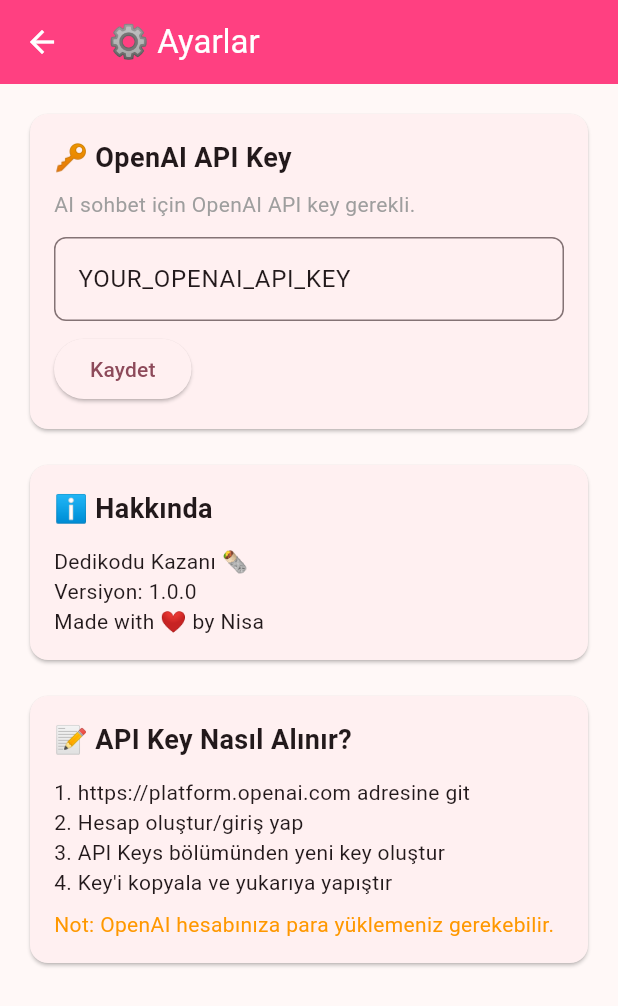
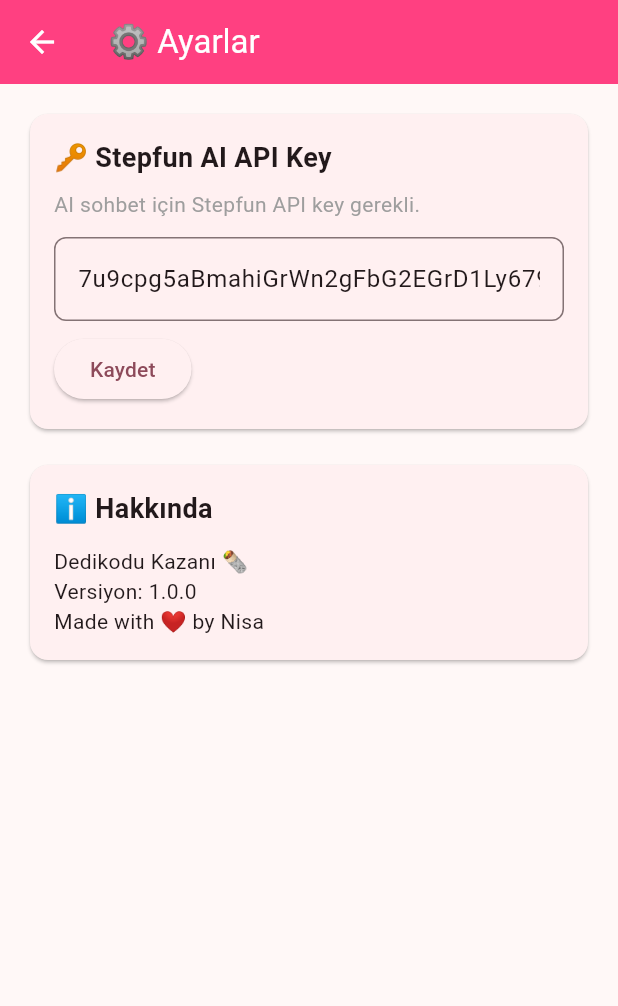
Before and after one commit to dilivar/dedikodu-kazani, a Flutter app: the SettingsScreen screen opened directly, on a phone screen of 412 x 824 dp. Shown: the top 1006 px of the screen. Run offline on Flutter 3.47's test engine with Material 3 defaults, Android fonts, the phone set to English and light mode, and no system bars; our stand-ins replace flutter_tts, shared_preferences; accounts and stored records are empty.

Commit message:
feat: Stepfun AI entegrasyonu eklendi

```diff
--- a/lib/screens/settings_screen.dart
+++ b/lib/screens/settings_screen.dart
@@ -13,7 +13,7 @@
   @override
   void initState() {
     super.initState();
-    _apiKeyController.text = 'YOUR_OPENAI_API_KEY';
+    _apiKeyController.text = '7u9cpg5aBmahiGrWn2gFbG2EGrD1Ly679gpCNVdDyxR5D63FiH3Qfdbva3ANhoc0z';
   }
 
   @override
@@ -35,19 +35,19 @@
                 crossAxisAlignment: CrossAxisAlignment.start,
                 children: [
                   const Text(
-                    '🔑 OpenAI API Key',
+                    '🔑 Stepfun AI API Key',
                     style: TextStyle(fontSize: 18, fontWeight: FontWeight.bold),
                   ),
                   const SizedBox(height: 8),
                   const Text(
-                    'AI sohbet için OpenAI API key gerekli.',
+                    'AI sohbet için Stepfun API key gerekli.',
                     style: TextStyle(color: Colors.grey),
                   ),
                   const SizedBox(height: 12),
                   TextField(
                     controller: _apiKeyController,
                     decoration: InputDecoration(
-                      hintText: 'sk-...',
+                      hintText: 'API Key...',
                       border: OutlineInputBorder(
                         borderRadius: BorderRadius.circular(8),
                       ),
@@ -87,33 +87,6 @@
               ),
             ),
           ),
-          const SizedBox(height: 16),
-
-          // API Key alma
-          Card(
-            child: Padding(
-              padding: const EdgeInsets.all(16),
-              child: Column(
-                crossAxisAlignment: CrossAxisAlignment.start,
-                children: [
-                  const Text(
-                    '📝 API Key Nasıl Alınır?',
-                    style: TextStyle(fontSize: 18, fontWeight: FontWeight.bold),
-                  ),
-                  const SizedBox(height: 12),
-                  const Text('1. https://platform.openai.com adresine git'),
-                  const Text('2. Hesap oluştur/giriş yap'),
-                  const Text('3. API Keys bölümünden yeni key oluştur'),
-                  const Text('4. Key\'i kopyala ve yukarıya yapıştır'),
-                  const SizedBox(height: 8),
-                  const Text(
-                    'Not: OpenAI hesabınıza para yüklemeniz gerekebilir.',
-                    style: TextStyle(color: Colors.orange),
-                  ),
-                ],
-              ),
-            ),
-          ),
         ],
       ),
     );
--- a/lib/services/ai_service.dart
+++ b/lib/services/ai_service.dart
@@ -3,12 +3,11 @@
 import 'package:dedikodu_kazani/models/character.dart';
 
 class AIService {
-  // OpenAI API Key - BURAYA KENDİ KEY'İNİZİ EKLEYİN
-  // https://platform.openai.com/api-keys
-  static String _apiKey = 'YOUR_OPENAI_API_KEY';
+  // Stepfun AI API Key
+  static String _apiKey = '7u9cpg5aBmahiGrWn2gFbG2EGrD1Ly679gpCNVdDyxR5D63FiH3Qfdbva3ANhoc0z';
 
-  static const String _apiUrl = 'https://api.openai.com/v1/chat/completions';
-  static const String _model = 'gpt-3.5-turbo';
+  static const String _apiUrl = 'https://api.stepfun.com/v1/chat/completions';
+  static const String _model = 'step-1v-mini';
 
   // API Key ayarla
   static void setApiKey(String key) {
```
